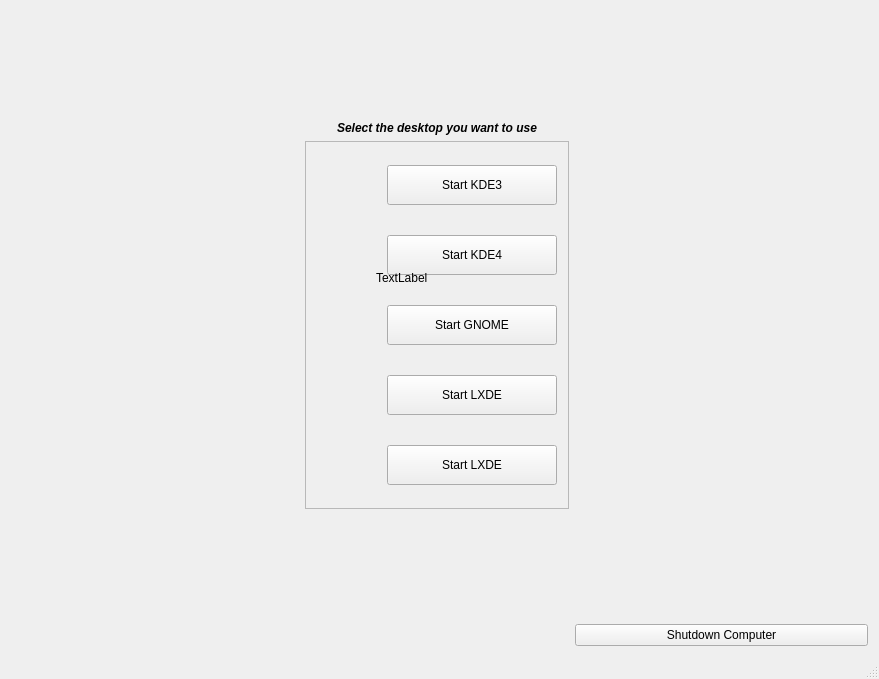
BackupTheBerlios/kademar-utils-svn, file desktop-selector/desktopselector.ui: the form before one commit.
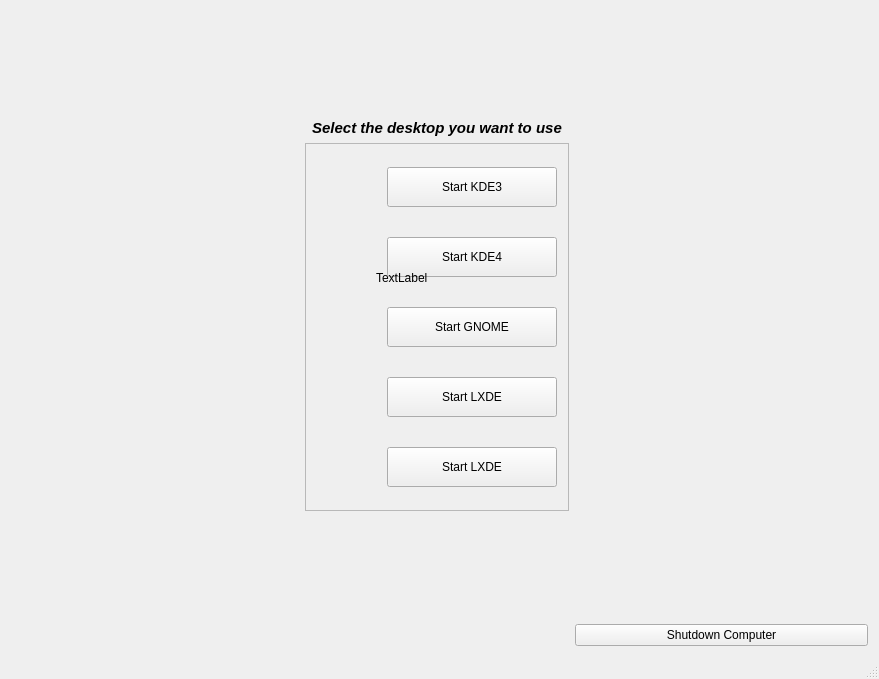
The form after the commit. Icons and pictures are not drawn. Custom widgets are drawn as their Qt base class.

Diff of the .ui file:
```diff
--- a/desktop-selector/desktopselector.ui
+++ b/desktop-selector/desktopselector.ui
@@ -270,11 +270,15 @@
      <widget class="QLabel" name="label">
       <property name="font">
        <font>
+        <pointsize>11</pointsize>
         <weight>75</weight>
         <italic>true</italic>
         <bold>true</bold>
        </font>
       </property>
+      <property name="styleSheet">
+       <string notr="true">border-image: url(:/img/title);</string>
+      </property>
       <property name="text">
        <string>Select the desktop you want to use</string>
       </property>
```
